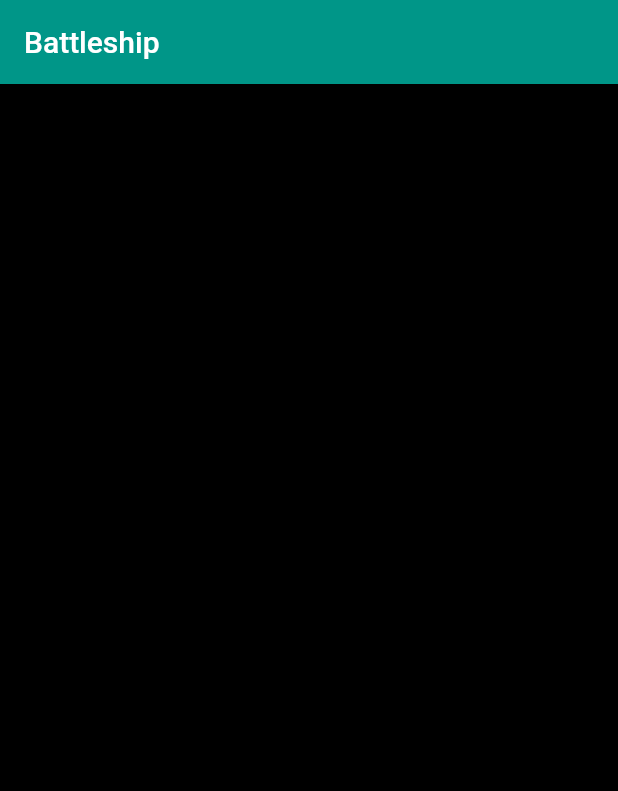
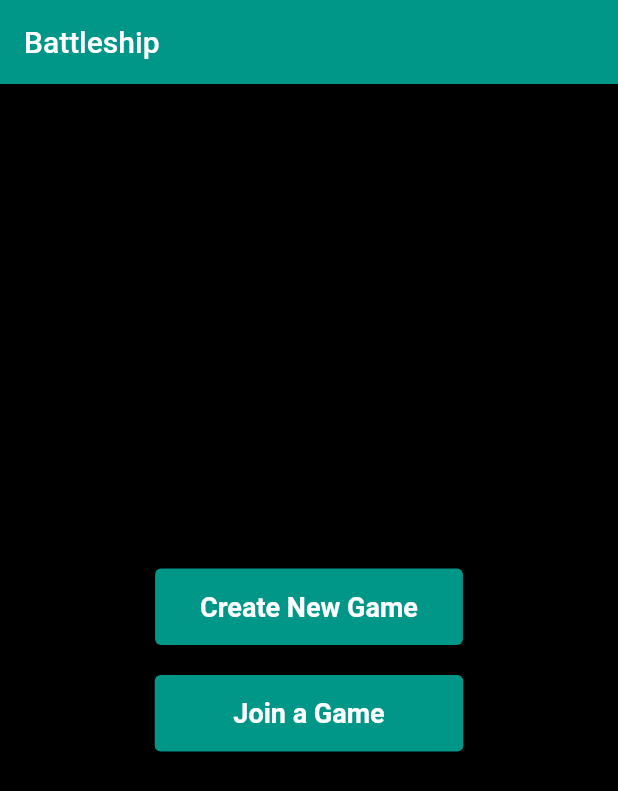
Before and after one commit to Asharma538/battleship, a Flutter app: the screen it shows after launch, on a phone screen of 412 x 824 dp. Shown: the top 791 px of the screen. Run offline on Flutter 3.47's test engine with Material 2 defaults, Android fonts, the phone set to English and light mode, and no system bars.

Commit message:
Home page made

```diff
--- a/battleship/lib/main.dart
+++ b/battleship/lib/main.dart
@@ -19,11 +19,44 @@ class _MyAppState extends State<MyApp> {
       theme: ThemeData(primarySwatch: Colors.teal),
       debugShowCheckedModeBanner: false,
       home: Scaffold(
+        backgroundColor: Colors.black,
         appBar: AppBar(
           title: Text("Battleship"),
         ),
-        body: Container(
-          color: Colors.black,
+        body: Center(
+          child: Column(
+            mainAxisAlignment: MainAxisAlignment.center,
+            children: [
+              Padding(
+                padding: EdgeInsets.fromLTRB(0, 10, 0, 10),
+                child: ElevatedButton(
+                  style: ElevatedButton.styleFrom(
+                    padding: EdgeInsets.fromLTRB(30, 15, 30, 15),
+                    textStyle: TextStyle(
+                      fontSize: 18,
+                      fontWeight: FontWeight.w700,
+                    )
+                  ),
+                  onPressed: (){},
+                  child: Text("Create New Game"),
+                ),
+              ),
+              Padding(
+                padding: EdgeInsets.fromLTRB(0, 10, 0, 10),
+                child: ElevatedButton(
+                  style: ElevatedButton.styleFrom(
+                      padding: EdgeInsets.fromLTRB(30, 15, 30, 15),
+                      textStyle: TextStyle(
+                        fontSize: 18,
+                        fontWeight: FontWeight.w700,
+                      )
+                  ),
+                  onPressed: (){},
+                  child: Text("     Join a Game     "),
+                ),
+              ),
+            ],
+          ),
         ),
       ),
     );
```
